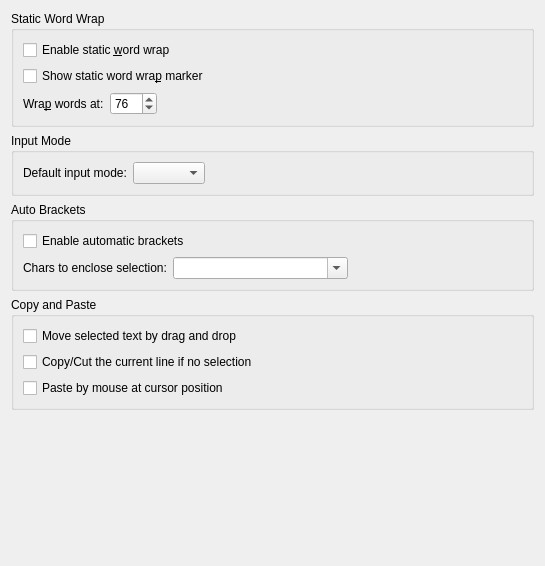
The window that src/dialogs/editconfigwidget.ui (KDE/ktexteditor) describes before a commit, drawn with Qt 5.
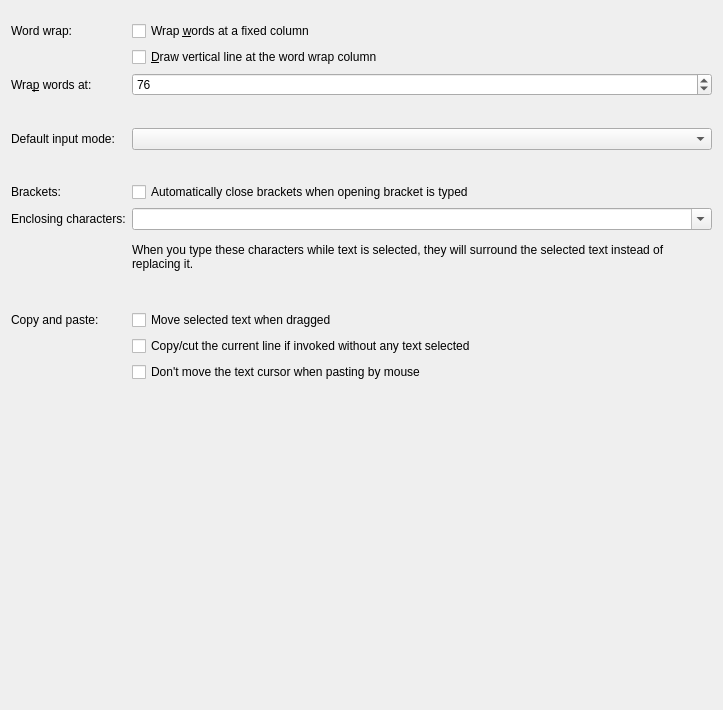
The same window after the commit. Custom widgets are drawn as their Qt base class.

Commit message: Better General dialogue for text editing settings

What changed in the file:
```diff
--- a/src/dialogs/editconfigwidget.ui
+++ b/src/dialogs/editconfigwidget.ui
@@ -6,52 +6,44 @@
    <rect>
     <x>0</x>
     <y>0</y>
-    <width>545</width>
-    <height>566</height>
+    <width>723</width>
+    <height>710</height>
    </rect>
   </property>
   <layout class="QVBoxLayout" name="verticalLayout_2">
    <item>
-    <widget class="QGroupBox" name="gbStaticWordWrap">
-     <property name="title">
-      <string>Static Word Wrap</string>
+    <layout class="QFormLayout" name="formLayout">
+     <property name="topMargin">
+      <number>10</number>
      </property>
-     <layout class="QVBoxLayout">
-      <item>
+     <item row="0" column="0">
+      <widget class="QLabel" name="label">
+       <property name="text">
+        <string>Word wrap:</string>
+       </property>
+      </widget>
+     </item>
+     <item row="0" column="1">
        <widget class="QCheckBox" name="chkStaticWordWrap">
         <property name="whatsThis">
          <string>&lt;p&gt;Automatically start a new line of text when the current line exceeds the length specified by the &lt;b&gt;Wrap words at:&lt;/b&gt; option.&lt;/p&gt;&lt;p&gt;This option does not wrap existing lines of text - use the &lt;b&gt;Apply Static Word Wrap&lt;/b&gt; option in the &lt;b&gt;Tools&lt;/b&gt; menu for that purpose.&lt;/p&gt;&lt;p&gt;If you want lines to be &lt;i&gt;visually wrapped&lt;/i&gt; instead, according to the width of the view, enable &lt;b&gt;Dynamic Word Wrap&lt;/b&gt; in the &lt;b&gt;Appearance&lt;/b&gt; config page.&lt;/p&gt;</string>
         </property>
         <property name="text">
-         <string>Enable static &amp;word wrap</string>
+        <string>Wrap &amp;words at a fixed column</string>
         </property>
        </widget>
       </item>
-      <item>
+     <item row="1" column="1">
        <widget class="QCheckBox" name="chkShowStaticWordWrapMarker">
         <property name="whatsThis">
          <string>&lt;p&gt;If this option is checked, a vertical line will be drawn at the word wrap column as defined in the &lt;strong&gt;Editing&lt;/strong&gt; properties.&lt;/p&gt;</string>
         </property>
         <property name="text">
-         <string>Show static word wra&amp;p marker</string>
+        <string>&amp;Draw vertical line at the word wrap column</string>
         </property>
        </widget>
       </item>
-      <item>
-       <layout class="QHBoxLayout">
-        <property name="leftMargin">
-         <number>0</number>
-        </property>
-        <property name="topMargin">
-         <number>0</number>
-        </property>
-        <property name="rightMargin">
-         <number>0</number>
-        </property>
-        <property name="bottomMargin">
-         <number>0</number>
-        </property>
-        <item>
+     <item row="2" column="0">
          <widget class="QLabel" name="lblWordWrap">
           <property name="text">
            <string>Wra&amp;p words at:</string>
@@ -61,7 +53,7 @@
           </property>
          </widget>
         </item>
-        <item>
+     <item row="2" column="1">
          <widget class="KPluralHandlingSpinBox" name="sbWordWrap">
           <property name="whatsThis">
            <string>If the Word Wrap option is selected this entry determines the length (in characters) at which the editor will automatically start a new line.</string>
@@ -77,72 +69,63 @@
           </property>
          </widget>
         </item>
-        <item>
-         <spacer>
+     <item row="3" column="1">
+      <spacer name="verticalSpacer">
           <property name="orientation">
-           <enum>Qt::Horizontal</enum>
+        <enum>Qt::Vertical</enum>
+       </property>
+       <property name="sizeType">
+        <enum>QSizePolicy::Fixed</enum>
           </property>
           <property name="sizeHint" stdset="0">
            <size>
-            <width>1</width>
-            <height>0</height>
+         <width>20</width>
+         <height>20</height>
            </size>
           </property>
          </spacer>
         </item>
-       </layout>
-      </item>
-     </layout>
-    </widget>
-   </item>
-   <item>
-    <widget class="QGroupBox" name="gbInputMode">
-     <property name="title">
-      <string>Input Mode</string>
-     </property>
-     <layout class="QHBoxLayout" name="horizontalLayout">
-      <item>
+     <item row="4" column="0">
        <widget class="QLabel" name="lblInputMode">
         <property name="text">
          <string>Default input mode:</string>
         </property>
        </widget>
       </item>
-      <item>
+     <item row="4" column="1">
        <widget class="QComboBox" name="cmbInputMode"/>
       </item>
-      <item>
-       <spacer name="horizontalSpacer">
+     <item row="5" column="1">
+      <spacer name="verticalSpacer_2">
         <property name="orientation">
-         <enum>Qt::Horizontal</enum>
+        <enum>Qt::Vertical</enum>
+       </property>
+       <property name="sizeType">
+        <enum>QSizePolicy::Fixed</enum>
         </property>
         <property name="sizeHint" stdset="0">
          <size>
-          <width>40</width>
+         <width>20</width>
           <height>20</height>
          </size>
         </property>
        </spacer>
       </item>
-     </layout>
-    </widget>
-   </item>
-   <item>
-    <widget class="QGroupBox" name="gbAutoBrackets">
-     <property name="title">
-      <string>Auto Brackets</string>
-     </property>
-     <layout class="QVBoxLayout" name="verticalLayout">
-      <item>
+     <item row="6" column="0">
+      <widget class="QLabel" name="label_2">
+       <property name="text">
+        <string>Brackets:</string>
+       </property>
+      </widget>
+     </item>
+     <item row="6" column="1">
        <widget class="QCheckBox" name="chkAutoBrackets">
         <property name="text">
-         <string>Enable automatic brackets</string>
+        <string>Automatically close brackets when opening bracket is typed</string>
         </property>
        </widget>
       </item>
-      <item>
-       <layout class="QHBoxLayout" name="horizontalLayout_2">
-        <item>
+     <item row="7" column="0">
          <widget class="QLabel" name="lbEncloseSelection">
           <property name="cursor">
            <cursorShape>WhatsThisCursor</cursorShape>
@@ -154,11 +137,11 @@
            <string>When some text is selected these chars will be added on both its sides in a way &quot;Auto Bracket&quot; do</string>
           </property>
           <property name="text">
-           <string>Chars to enclose selection:</string>
+        <string>Enclosing characters:</string>
           </property>
          </widget>
         </item>
-        <item>
+     <item row="7" column="1">
          <widget class="QComboBox" name="cmbEncloseSelection">
           <property name="sizePolicy">
            <sizepolicy hsizetype="MinimumExpanding" vsizetype="Fixed">
@@ -171,53 +154,67 @@
           </property>
          </widget>
         </item>
-        <item>
-         <spacer name="horizontalSpacer_2">
-          <property name="orientation">
-           <enum>Qt::Horizontal</enum>
-          </property>
-          <property name="sizeHint" stdset="0">
-           <size>
-            <width>40</width>
-            <height>20</height>
-           </size>
-          </property>
-         </spacer>
-        </item>
-       </layout>
-      </item>
-     </layout>
-    </widget>
-   </item>
-   <item>
-    <widget class="QGroupBox" name="gbCopyAndPaste">
-     <property name="title">
-      <string>Copy and Paste</string>
-     </property>
-     <layout class="QVBoxLayout">
-      <item>
+     <item row="10" column="0">
+      <widget class="QLabel" name="label_4">
+       <property name="text">
+        <string>Copy and paste:</string>
+       </property>
+      </widget>
+     </item>
+     <item row="10" column="1">
        <widget class="QCheckBox" name="chkTextDragAndDrop">
         <property name="text">
-         <string>Move selected text by drag and drop</string>
+        <string>Move selected text when dragged</string>
         </property>
        </widget>
       </item>
-      <item>
+     <item row="11" column="1">
        <widget class="QCheckBox" name="chkSmartCopyCut">
         <property name="text">
-         <string>Copy/Cut the current line if no selection</string>
+        <string>Copy/cut the current line if invoked without any text selected</string>
         </property>
        </widget>
       </item>
-      <item>
+     <item row="12" column="1">
        <widget class="QCheckBox" name="chkMousePasteAtCursorPosition">
         <property name="text">
-         <string>Paste by mouse at cursor position</string>
+        <string>Don't move the text cursor when pasting by mouse</string>
         </property>
        </widget>
       </item>
-     </layout>
-    </widget>
+     <item row="8" column="1">
+      <widget class="QLabel" name="lblBracketHelp">
+       <property name="sizePolicy">
+        <sizepolicy hsizetype="Expanding" vsizetype="Preferred">
+         <horstretch>0</horstretch>
+         <verstretch>0</verstretch>
+        </sizepolicy>
+       </property>
+       <property name="text">
+        <string>When you type these characters while text is selected, they will surround the selected text instead of replacing it.</string>
+       </property>
+       <property name="wordWrap">
+        <bool>true</bool>
+       </property>
+      </widget>
+     </item>
+     <item row="9" column="1">
+      <spacer name="verticalSpacer_3">
+       <property name="orientation">
+        <enum>Qt::Vertical</enum>
+       </property>
+       <property name="sizeType">
+        <enum>QSizePolicy::Fixed</enum>
+       </property>
+       <property name="sizeHint" stdset="0">
+        <size>
+         <width>20</width>
+         <height>20</height>
+        </size>
+       </property>
+      </spacer>
+     </item>
+    </layout>
    </item>
    <item>
     <spacer>
```
Lines whose indentation alone changed are shown as unchanged. The commit also changes 1 other file.
